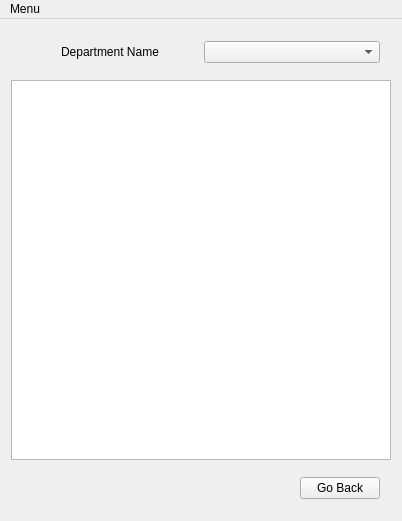
Old version of the form gui/view_dept.ui in the repository BoraYang/onnuri.
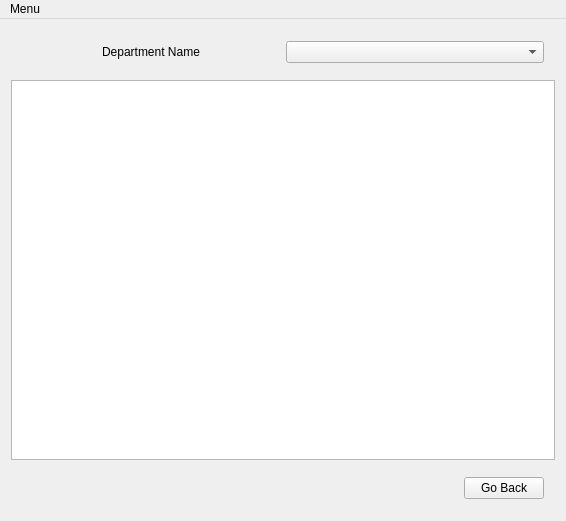
New version of the form.

What changed in the file:
```diff
--- a/gui/view_dept.ui
+++ b/gui/view_dept.ui
@@ -6,7 +6,7 @@
    <rect>
     <x>0</x>
     <y>0</y>
-    <width>402</width>
+    <width>566</width>
     <height>521</height>
    </rect>
   </property>
@@ -85,7 +85,7 @@
     <rect>
      <x>0</x>
      <y>0</y>
-     <width>402</width>
+     <width>566</width>
      <height>22</height>
     </rect>
    </property>
```
